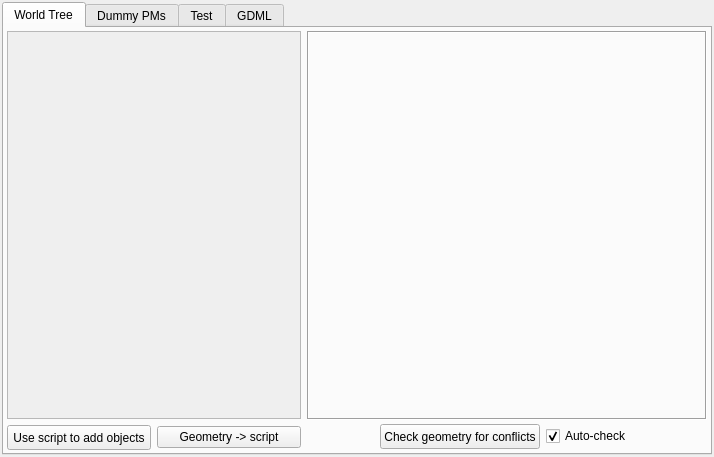
Above: src/gui/detectoraddonswindow.ui from andrmor/ANTS2 before the change. Below: the same form after it.
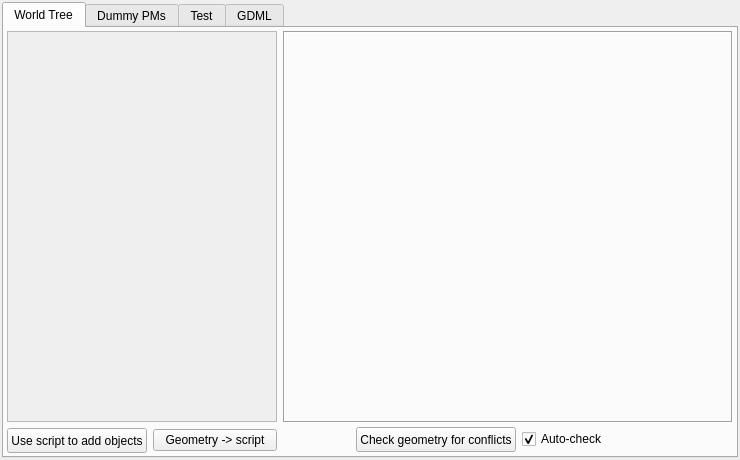
That is the form after the change.

```diff
--- a/src/gui/detectoraddonswindow.ui
+++ b/src/gui/detectoraddonswindow.ui
@@ -6,8 +6,8 @@
    <rect>
     <x>0</x>
     <y>0</y>
-    <width>714</width>
-    <height>457</height>
+    <width>740</width>
+    <height>460</height>
    </rect>
   </property>
   <property name="windowTitle">
@@ -61,8 +61,8 @@
               <rect>
                <x>0</x>
                <y>0</y>
-               <width>286</width>
-               <height>384</height>
+               <width>315</width>
+               <height>379</height>
               </rect>
              </property>
             </widget>
@@ -127,13 +127,13 @@
            <widget class="QFrame" name="frObjectEditor">
             <property name="minimumSize">
              <size>
-              <width>400</width>
+              <width>450</width>
               <height>344</height>
              </size>
             </property>
             <property name="maximumSize">
              <size>
-              <width>400</width>
+              <width>450</width>
               <height>17700</height>
              </size>
             </property>
```
